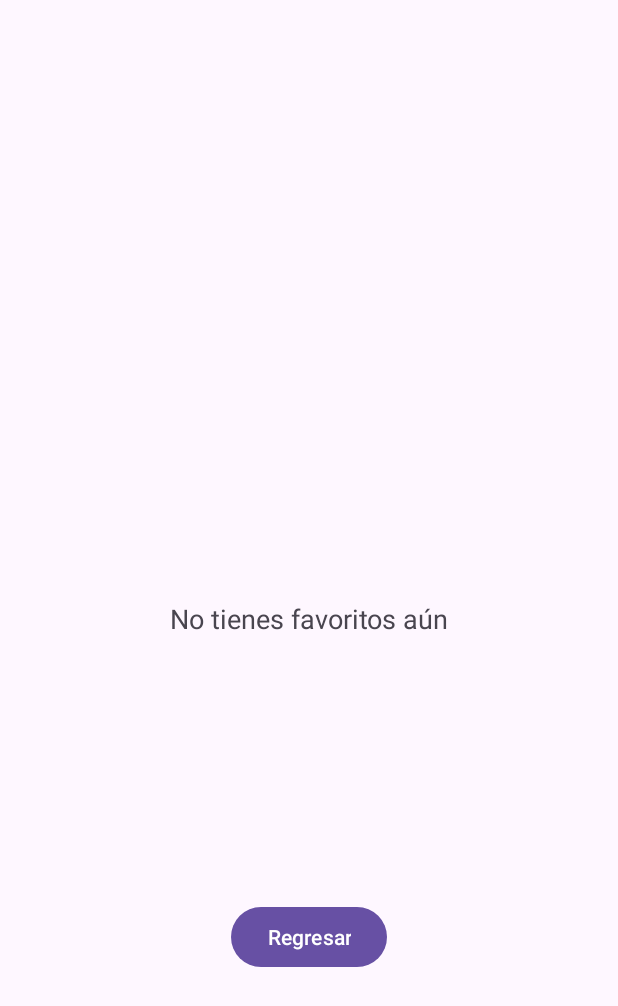
After one commit to opilladov/DI, an Android app: the FavouritesActivity screen opened directly, with no data from a screen before it, on a phone screen of 412 x 824 dp. The commit adds this screen. Shown: the top 1006 px of the screen. Run offline under Robolectric (Android 15) with nearby library versions, the light colour scheme and no system bars; our stand-ins replace Firebase (no records; nobody signed in at launch, a user with empty details on screens opened directly), Picasso.

Commit message:
Semana3: Gestión de Favoritos

```diff
--- a/app/src/main/AndroidManifest.xml
+++ b/app/src/main/AndroidManifest.xml
@@ -17,10 +17,13 @@
             android:exported="false" />
         <activity
             android:name=".views.DashboardActivity"
-            android:exported="false" />
+            android:exported="true" />
         <activity
             android:name=".views.RegistroActivity"
             android:exported="false" />
+        <activity
+            android:name=".views.FavouritesActivity"
+            android:exported="false"/>
         <activity
             android:name=".views.MainActivity"
             android:exported="true">
--- /dev/null
+++ b/app/src/main/java/com/example/proyecto1/adapters/FavoritesAdapter.java
@@ -0,0 +1,63 @@
+package com.example.proyecto1.adapters;
+
+import android.content.Context;
+import android.view.LayoutInflater;
+import android.view.View;
+import android.view.ViewGroup;
+import androidx.annotation.NonNull;
+import androidx.recyclerview.widget.RecyclerView;
+import com.example.proyecto1.R;
+import com.example.proyecto1.models.Futbolista;
+import com.example.proyecto1.viewmodels.FavoriteViewHolder;
+import com.google.firebase.auth.FirebaseAuth;
+import com.google.firebase.database.DatabaseReference;
+import com.google.firebase.database.FirebaseDatabase;
+import com.squareup.picasso.Picasso;
+import java.util.List;
+
+public class FavoritesAdapter extends RecyclerView.Adapter<FavoriteViewHolder> {
+
+    private List<Futbolista> favoritosList;
+    private Context context;
+
+    public FavoritesAdapter(List<Futbolista> favoritosList, Context context) {
+        this.favoritosList = favoritosList;
+        this.context = context;
+    }
+
+    @NonNull
+    @Override
+    public FavoriteViewHolder onCreateViewHolder(@NonNull ViewGroup parent, int viewType) {
+        View view = LayoutInflater.from(parent.getContext()).inflate(R.layout.item_favorite, parent, false);
+        return new FavoriteViewHolder(view);
+    }
+
+    @Override
+    public void onBindViewHolder(@NonNull FavoriteViewHolder holder, int position) {
+        Futbolista futbolista = favoritosList.get(position);
+
+        holder.tvTitulo.setText(futbolista.getTitulo());
+        holder.tvDescripcion.setText(futbolista.getDescripcion());
+        Picasso.with(context).load(futbolista.getUrl()).into(holder.ivImagen);
+
+        holder.ivEliminar.setOnClickListener(v -> eliminarFavorito(futbolista.getTitulo(), position));
+    }
+
+    private void eliminarFavorito(String titulo, int position) {
+        String currentUserId = FirebaseAuth.getInstance().getCurrentUser().getUid();
+        DatabaseReference userFavoritesRef = FirebaseDatabase.getInstance()
+                .getReference("users").child(currentUserId).child("favoritos");
+
+        userFavoritesRef.child(titulo).removeValue().addOnCompleteListener(task -> {
+            if (task.isSuccessful()) {
+                favoritosList.remove(position);
+                notifyItemRemoved(position);
+            }
+        });
+    }
+
+    @Override
+    public int getItemCount() {
+        return favoritosList.size();
+    }
+}
--- a/app/src/main/java/com/example/proyecto1/repositories/DashboardRepository.java
+++ b/app/src/main/java/com/example/proyecto1/repositories/DashboardRepository.java
@@ -28,6 +28,7 @@ public class DashboardRepository {
                 List<Futbolista> futbolistaList = new ArrayList<>();
                 for (DataSnapshot snapshot : dataSnapshot.getChildren()) {
                     Futbolista futbolista = snapshot.getValue(Futbolista.class);
+                    futbolista.setFutbolistaId(snapshot.getKey());
                     futbolistaList.add(futbolista);
                 }
                 futbolistaLiveData.postValue(futbolistaList);
--- /dev/null
+++ b/app/src/main/java/com/example/proyecto1/repositories/FavoriteRepository.java
@@ -0,0 +1,81 @@
+package com.example.proyecto1.repositories;
+
+import androidx.annotation.NonNull;
+
+import com.example.proyecto1.models.Futbolista;
+import com.google.firebase.auth.FirebaseAuth;
+import com.google.firebase.database.DataSnapshot;
+import com.google.firebase.database.DatabaseError;
+import com.google.firebase.database.DatabaseReference;
+import com.google.firebase.database.FirebaseDatabase;
+import com.google.firebase.database.ValueEventListener;
+
+import java.util.ArrayList;
+import java.util.List;
+
+public class FavoriteRepository {
+
+    private DatabaseReference userFavoritesRef;
+    private String currentUserId;
+    private DatabaseReference futbolistaRef;
+
+    public FavoriteRepository() {
+        currentUserId = FirebaseAuth.getInstance().getCurrentUser().getUid();
+        userFavoritesRef = FirebaseDatabase.getInstance().getReference("users").child(currentUserId).child("favoritos");
+        futbolistaRef = FirebaseDatabase.getInstance().getReference("futbolista");
+    }
+
+    public void cargarFavoritos(final OnFavoritosCargadosListener listener) {
+        userFavoritesRef.addValueEventListener(new ValueEventListener() {
+            @Override
+            public void onDataChange(@NonNull DataSnapshot snapshot) {
+                List<String> favoritosList = new ArrayList<>();
+
+                for (DataSnapshot favSnapshot : snapshot.getChildren()) {
+                    String futbolista = favSnapshot.getValue(String.class);
+                    favoritosList.add(futbolista);
+                }
+                futbolistaRef.addValueEventListener(new ValueEventListener() {
+                    @Override
+                    public void onDataChange(@NonNull DataSnapshot snapshotF) {
+                        List<Futbolista> futbolistasList = new ArrayList<>();
+
+                        for (String futb : favoritosList){
+                            futbolistasList.add(snapshotF.child(futb).getValue(Futbolista.class));
+                        }
+                        listener.onFavoritosCargados(futbolistasList);
+                    }
+
+                    @Override
+                    public void onCancelled(@NonNull DatabaseError error) {
+                        listener.onErrorCargandoFavoritos(error.getMessage());
+                    }
+                });
+            }
+
+            @Override
+            public void onCancelled(@NonNull DatabaseError error) {
+                listener.onErrorCargandoFavoritos(error.getMessage());
+            }
+        });
+    }
+
+    public void eliminarFavorito(String titulo, final OnFavoritoEliminadoListener listener) {
+        userFavoritesRef.child(titulo).removeValue().addOnCompleteListener(task -> {
+            if (task.isSuccessful()) {
+                listener.onFavoritoEliminado(true);
+            } else {
+                listener.onFavoritoEliminado(false);
+            }
+        });
+    }
+
+    public interface OnFavoritosCargadosListener {
+        void onFavoritosCargados(List<Futbolista> favoritosList);
+        void onErrorCargandoFavoritos(String error);
+    }
+
+    public interface OnFavoritoEliminadoListener {
+        void onFavoritoEliminado(boolean success);
+    }
+}
--- /dev/null
+++ b/app/src/main/java/com/example/proyecto1/views/FavouritesActivity.java
@@ -0,0 +1,69 @@
+package com.example.proyecto1.views;
+
+import android.os.Bundle;
+import android.view.View;
+import android.widget.Button;
+import android.widget.ProgressBar;
+import android.widget.TextView;
+import android.widget.Toast;
+
+import androidx.annotation.NonNull;
+import androidx.appcompat.app.AppCompatActivity;
+import androidx.recyclerview.widget.LinearLayoutManager;
+import androidx.recyclerview.widget.RecyclerView;
+
+import com.example.proyecto1.R;
+import com.example.proyecto1.adapters.FavoritesAdapter;
+import com.example.proyecto1.models.Futbolista;
+import com.example.proyecto1.repositories.FavoriteRepository;
+
+import java.util.List;
+
+public class FavouritesActivity extends AppCompatActivity {
+
+    private RecyclerView recyclerView;
+    private FavoritesAdapter adapter;
+    private ProgressBar progressBar;
+    private TextView tvNoFavorites;
+    private Button btnBack;
+    private FavoriteRepository favoriteRepository;
+
+    @Override
+    protected void onCreate(Bundle savedInstanceState) {
+        super.onCreate(savedInstanceState);
+        setContentView(R.layout.activity_favourites);
+
+        recyclerView = findViewById(R.id.recyclerViewFavorites);
+        progressBar = findViewById(R.id.progressBar);
+        tvNoFavorites = findViewById(R.id.tvNoFavorites);
+        btnBack = findViewById(R.id.btnBack);
+
+        recyclerView.setLayoutManager(new LinearLayoutManager(this));
+
+        favoriteRepository = new FavoriteRepository();
+        cargarFavoritos();
+
+        btnBack.setOnClickListener(v -> finish());
+    }
+
+    private void cargarFavoritos() {
+        progressBar.setVisibility(View.VISIBLE);
+
+        favoriteRepository.cargarFavoritos(new FavoriteRepository.OnFavoritosCargadosListener() {
+            @Override
+            public void onFavoritosCargados(List<Futbolista> favoritosList) {
+                progressBar.setVisibility(View.GONE);
+                tvNoFavorites.setVisibility(favoritosList.isEmpty() ? View.VISIBLE : View.GONE);
+
+                adapter = new FavoritesAdapter(favoritosList, FavouritesActivity.this);
+                recyclerView.setAdapter(adapter);
+            }
+
+            @Override
+            public void onErrorCargandoFavoritos(String error) {
+                progressBar.setVisibility(View.GONE);
+                Toast.makeText(FavouritesActivity.this, "Error al cargar los favoritos: " + error, Toast.LENGTH_LONG).show();
+            }
+        });
+    }
+}
--- /dev/null
+++ b/app/src/main/res/layout/activity_favourites.xml
@@ -0,0 +1,51 @@
+<?xml version="1.0" encoding="utf-8"?>
+<androidx.constraintlayout.widget.ConstraintLayout
+    xmlns:android="http://schemas.android.com/apk/res/android"
+    xmlns:app="http://schemas.android.com/apk/res-auto"
+    xmlns:tools="http://schemas.android.com/tools"
+    android:layout_width="match_parent"
+    android:layout_height="match_parent"
+    tools:context=".views.FavouritesActivity">
+
+    <androidx.recyclerview.widget.RecyclerView
+        android:id="@+id/recyclerViewFavorites"
+        android:layout_width="match_parent"
+        android:layout_height="0dp"
+        app:layout_constraintTop_toTopOf="parent"
+        app:layout_constraintBottom_toBottomOf="parent"/>
+
+    <ProgressBar
+        android:id="@+id/progressBar"
+        android:layout_width="wrap_content"
+        android:layout_height="wrap_content"
+        app:layout_constraintBottom_toBottomOf="parent"
+        app:layout_constraintEnd_toEndOf="parent"
+        app:layout_constraintStart_toStartOf="parent"
+        app:layout_constraintTop_toTopOf="parent"/>
+
+    <TextView
+        android:id="@+id/tvNoFavorites"
+        android:layout_width="wrap_content"
+        android:layout_height="wrap_content"
+        android:text="No tienes favoritos aún"
+        android:textSize="18sp"
+        android:visibility="gone"
+        app:layout_constraintBottom_toBottomOf="parent"
+        app:layout_constraintEnd_toEndOf="parent"
+        app:layout_constraintStart_toStartOf="parent"
+        app:layout_constraintTop_toTopOf="parent"/>
+
+    <Button
+        android:id="@+id/btnBack"
+        android:layout_width="wrap_content"
+        android:layout_height="wrap_content"
+        android:layout_marginTop="16dp"
+        android:layout_marginBottom="16dp"
+        android:text="Regresar"
+        android:textColor="@android:color/white"
+        app:layout_constraintBottom_toBottomOf="parent"
+        app:layout_constraintEnd_toEndOf="parent"
+        app:layout_constraintStart_toStartOf="parent"
+        app:layout_constraintTop_toBottomOf="@id/tvNoFavorites" />
+
+</androidx.constraintlayout.widget.ConstraintLayout>
```
Also changed, not shown: app/src/main/java/com/example/proyecto1/models/Futbolista.java (+9 -0 lines), app/src/main/java/com/example/proyecto1/viewmodels/FavoriteViewHolder.java (added, +25 -0 lines), app/src/main/java/com/example/proyecto1/views/DashboardActivity.java (+8 -3 lines), app/src/main/java/com/example/proyecto1/views/DetailActivity.java (+70 -14 lines), app/src/main/res/layout/activity_dashboard.xml (+10 -0 lines), app/src/main/res/layout/activity_detail.xml (+9 -0 lines), app/src/main/res/layout/item_favorite.xml (added, +36 -0 lines).
